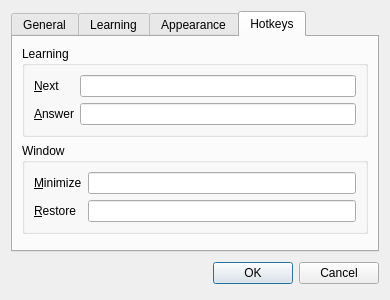
This is source/settingsdialog.ui in martin-kudlicka/vocabulary-master as Qt 5 draws it before an edit. The edited form follows.
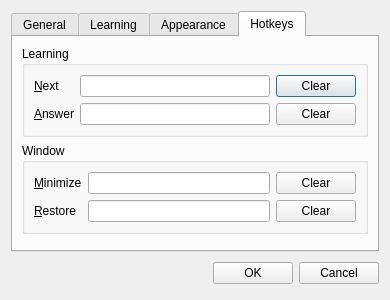
This is the edited form. The open tabs and pages were chosen to show the change. Custom widgets are drawn as their Qt base class.

Commit message: + clear hot-key

What changed in the file:
```diff
--- a/source/settingsdialog.ui
+++ b/source/settingsdialog.ui
@@ -322,6 +322,20 @@
           <item row="1" column="1">
            <widget class="HotkeyLineEdit" name="qleHotkeyAnswer"/>
           </item>
+          <item row="0" column="2">
+           <widget class="QPushButton" name="qpbHotkeyNextClear">
+            <property name="text">
+             <string>Clear</string>
+            </property>
+           </widget>
+          </item>
+          <item row="1" column="2">
+           <widget class="QPushButton" name="qpbHotkeyAnswerClear">
+            <property name="text">
+             <string>Clear</string>
+            </property>
+           </widget>
+          </item>
          </layout>
         </widget>
        </item>
@@ -357,6 +371,20 @@
           <item row="1" column="1">
            <widget class="HotkeyLineEdit" name="qleHotkeyRestore"/>
           </item>
+          <item row="0" column="2">
+           <widget class="QPushButton" name="qpbHotkeyMinimizeClear">
+            <property name="text">
+             <string>Clear</string>
+            </property>
+           </widget>
+          </item>
+          <item row="1" column="2">
+           <widget class="QPushButton" name="qpbHotkeyRestoreClear">
+            <property name="text">
+             <string>Clear</string>
+            </property>
+           </widget>
+          </item>
          </layout>
         </widget>
        </item>
```
The commit also changes 3 other files.
